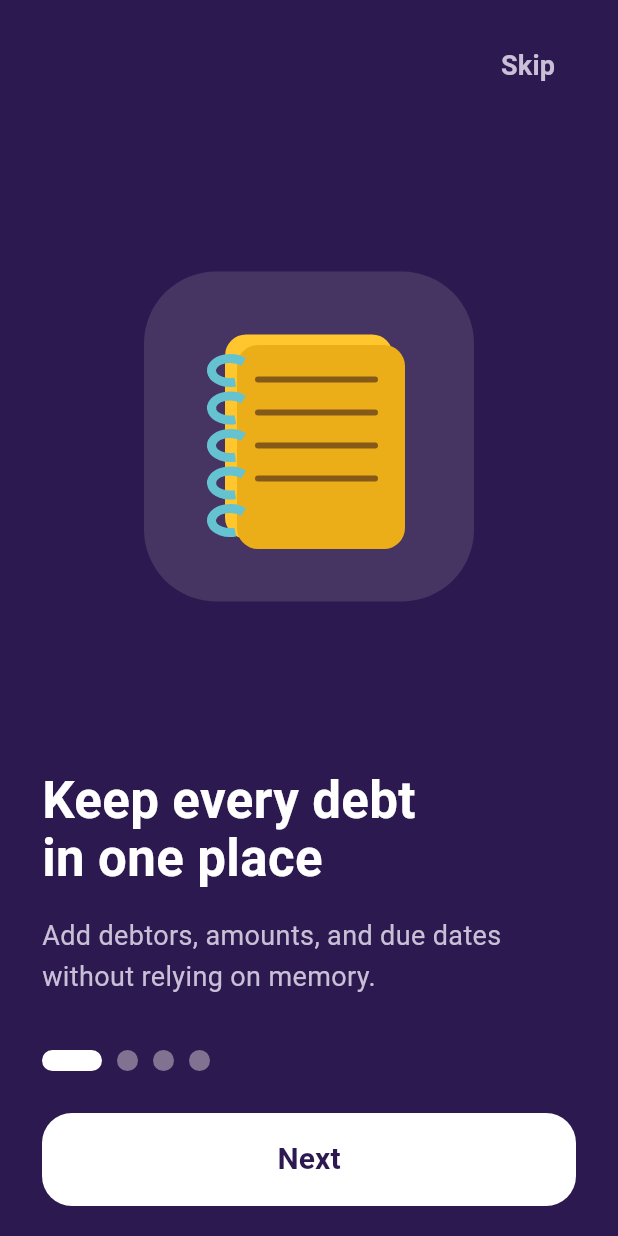
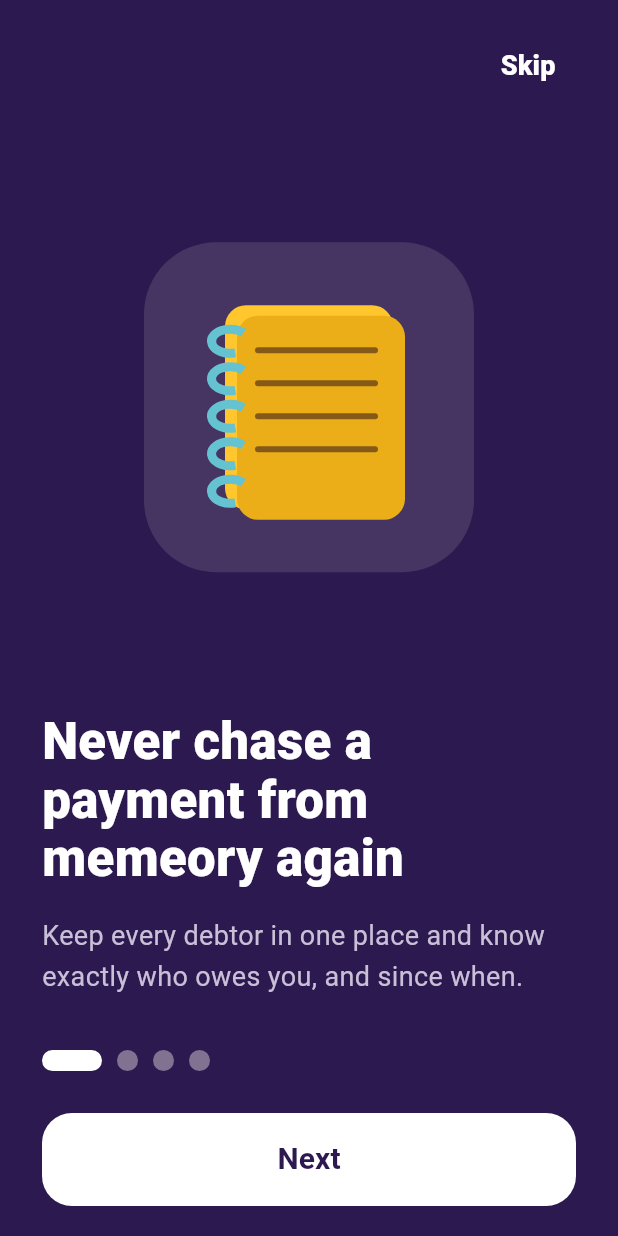
Before and after one commit to cbntechy/DebtorTrack, a Flutter app: the screen it shows after launch, on a phone screen of 412 x 824 dp. Run offline on Flutter 3.47's test engine with Material 3 defaults, Android fonts, the phone set to English and light mode, and no system bars; our stand-ins replace google_fonts, shared_preferences.

Commit message:
Changed the text repetitions in all the onboarding screens

```diff
--- /dev/null
+++ b/lib/core/theme/app_colors.dart
@@ -0,0 +1,13 @@
+import 'package:flutter/material.dart';
+
+
+const brandPurple = Color(0xFF2B1950);
+const accentPurple = Color(0xFF4D2C8D);
+const bodyMediumText = Color(0xFF827292);
+const labelLargeText =  Color(0xFFC9C0D8);
+const titleLargeText = Color(0xFFFFFFFF);
+
+// Onboarding screen colors
+const Color backgroundColor = Color(0xFF2C1950);
+ const Color cardColor = Color(0xFF463563);
+ const Color mutedTextColor = Color(0xFFC9C0D8);
--- /dev/null
+++ b/lib/core/theme/app_theme.dart
@@ -0,0 +1,11 @@
+import 'package:flutter/material.dart';
+import 'package:google_fonts/google_fonts.dart';
+
+class AppTheme {
+  static final ThemeData light = ThemeData(
+    colorScheme: ColorScheme.fromSeed(seedColor: const Color(0xFF4D2C8D)),
+    useMaterial3: true,
+    textTheme: ThemeData.light().textTheme
+        .apply(fontFamily: GoogleFonts.manrope().fontFamily),
+  );
+}
--- a/lib/main.dart
+++ b/lib/main.dart
@@ -1,7 +1,9 @@
 import 'package:flutter/material.dart';
 import 'package:shared_preferences/shared_preferences.dart';
+
 import 'onboardings/onboarding1_screen.dart';
 import 'screens/debtor_list_screen.dart';
+import 'core/theme/app_theme.dart';
 
 void main() {
   runApp(const MyApp());
@@ -34,10 +36,7 @@ class _MyAppState extends State<MyApp> {
   Widget build(BuildContext context) {
     return MaterialApp(
       debugShowCheckedModeBanner: false,
-      theme: ThemeData(
-        colorScheme: ColorScheme.fromSeed(seedColor: const Color(0xFF4D2C8D)),
-        useMaterial3: true,
-      ),
+      theme: AppTheme.light,
       home: _onboardingComplete == null
           ? const Scaffold(body: Center(child: CircularProgressIndicator()))
           : _onboardingComplete!
--- a/lib/onboardings/onboarding1_screen.dart
+++ b/lib/onboardings/onboarding1_screen.dart
@@ -3,13 +3,11 @@ import 'package:flutter/material.dart';
 
 import 'onboarding2_screen.dart';
 import 'onboarding_illustration.dart';
+import '../core/theme/app_colors.dart';
 
 class Onboarding1Screen extends StatelessWidget {
   const Onboarding1Screen({super.key});
 
-  static const Color backgroundColor = Color(0xFF2C1950);
-  static const Color cardColor = Color(0xFF463563);
-  static const Color mutedTextColor = Color(0xFFC9C0D8);
 
   @override
   Widget build(BuildContext context) {
@@ -36,12 +34,12 @@ class Onboarding1Screen extends StatelessWidget {
                       (route) => false,
                     );
                   },
-                  child: const Text(
+                  child: Text(
                     'Skip',
-                    style: TextStyle(
-                      color: mutedTextColor,
-                      fontSize: 18,
-                      fontWeight: FontWeight.w600,
+                    style: ThemeData.light().textTheme.labelLarge?.copyWith(
+                          color: Colors.white,
+                          fontSize: 18,
+                          fontWeight: FontWeight.w800
                     ),
                   ),
                 ),
@@ -57,21 +55,21 @@ class Onboarding1Screen extends StatelessWidget {
 
               const Spacer(),
 
-              const Text(
-                'Keep every debt\nin one place',
-                style: TextStyle(
-                  color: Colors.white,
-                  fontSize: 34,
-                  fontWeight: FontWeight.bold,
-                  height: 1.15,
+               Text(
+                'Never chase a payment from memeory again',
+                style: ThemeData.light().textTheme.titleLarge?.copyWith(
+                      color: Colors.white,
+                      fontSize: 34,
+                      fontWeight: FontWeight.w800,
+                      height: 1.15,
                 ),
               ),
 
               const SizedBox(height: 18),
 
-              const Text(
-                'Add debtors, amounts, and due dates without relying on memory.',
-                style: TextStyle(
+              Text(
+                'Keep every debtor in one place and know exactly who owes you, and since when.',
+                style: ThemeData.light().textTheme.labelLarge?.copyWith(
                   color: mutedTextColor,
                   fontSize: 18,
                   height: 1.5,
@@ -115,9 +113,13 @@ class Onboarding1Screen extends StatelessWidget {
                       borderRadius: BorderRadius.circular(20),
                     ),
                   ),
-                  child: const Text(
+                  child:  Text(
                     'Next',
-                    style: TextStyle(fontSize: 20, fontWeight: FontWeight.bold),
+                    style: ThemeData.light().textTheme.titleLarge?.copyWith(
+                      fontSize: 20,
+                      fontWeight: FontWeight.bold,
+                      color: backgroundColor,
+                    ),
                   ),
                 ),
               ),
--- a/pubspec.yaml
+++ b/pubspec.yaml
@@ -36,6 +36,7 @@ dependencies:
   cupertino_icons: ^1.0.8
   shared_preferences: ^2.5.5
   url_launcher: ^6.3.2
+  google_fonts: ^9.0.0
 
 dev_dependencies:
   flutter_test:
```
Also changed, not shown: lib/constants.dart (deleted, +0 -7 lines), lib/onboardings/onboarding2_screen.dart (+22 -20 lines), lib/onboardings/onboarding3_screen.dart (+23 -22 lines), lib/onboardings/onboarding4_screen.dart (+15 -13 lines), lib/screens/add_debtor.dart (+6 -2 lines), lib/screens/debtor_details_screen.dart (+75 -28 lines), lib/screens/debtor_list_screen.dart (+21 -17 lines), lib/screens/settings_screen.dart (+26 -7 lines), pubspec.lock, 2 other files.
